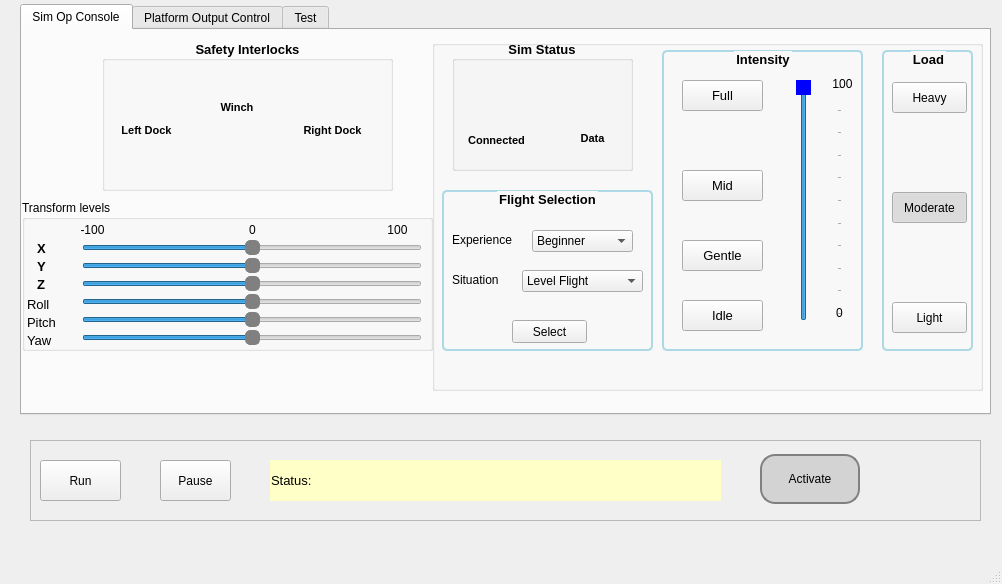
This is SimInterface.ui in michaelmargolis/SimOpConsole as Qt 5 draws it before an edit. The edited form follows.
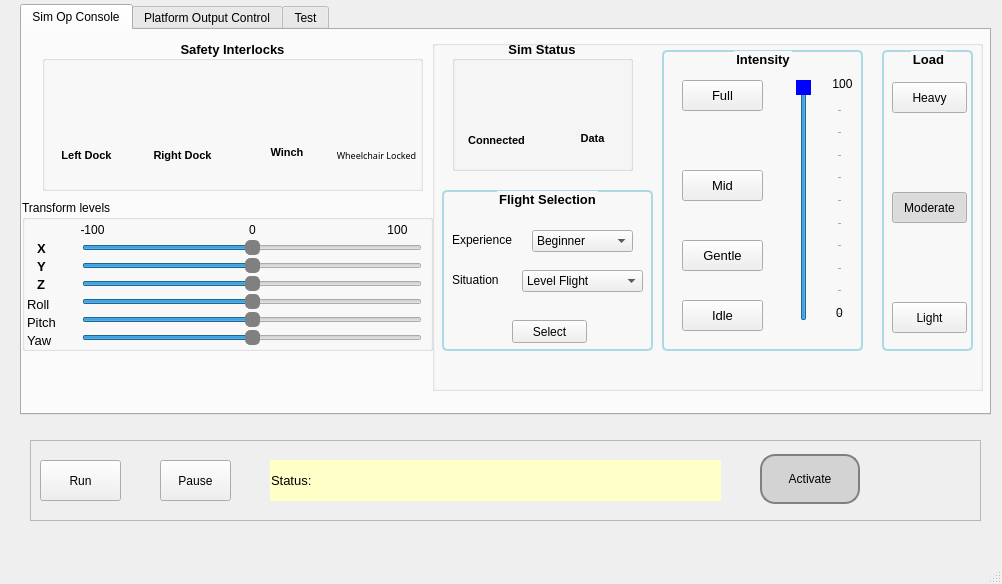
This is the edited form. Icons and pictures are not drawn.

Commit message: Updated UI adding icon for wheelchair lock partial implementation of routines to sselect startup scenario

```diff
--- a/SimInterface.ui
+++ b/SimInterface.ui
@@ -928,9 +928,9 @@
      <widget class="QGroupBox" name="groupBox_2">
       <property name="geometry">
        <rect>
-        <x>80</x>
+        <x>20</x>
         <y>10</y>
-        <width>291</width>
+        <width>381</width>
         <height>151</height>
        </rect>
       </property>
@@ -951,7 +951,7 @@
        <property name="geometry">
         <rect>
          <x>20</x>
-         <y>30</y>
+         <y>40</y>
          <width>50</width>
          <height>50</height>
         </rect>
@@ -970,7 +970,7 @@
        <property name="geometry">
         <rect>
          <x>-1</x>
-         <y>80</y>
+         <y>105</y>
          <width>91</width>
          <height>20</height>
         </rect>
@@ -992,8 +992,8 @@
       <widget class="QLabel" name="ico_right_dock">
        <property name="geometry">
         <rect>
-         <x>210</x>
-         <y>30</y>
+         <x>115</x>
+         <y>40</y>
          <width>50</width>
          <height>50</height>
         </rect>
@@ -1011,8 +1011,8 @@
       <widget class="QLabel" name="label_25">
        <property name="geometry">
         <rect>
-         <x>180</x>
-         <y>80</y>
+         <x>90</x>
+         <y>105</y>
          <width>101</width>
          <height>20</height>
         </rect>
@@ -1034,8 +1034,8 @@
       <widget class="QLabel" name="ico_winch">
        <property name="geometry">
         <rect>
-         <x>110</x>
-         <y>80</y>
+         <x>220</x>
+         <y>40</y>
          <width>50</width>
          <height>50</height>
         </rect>
@@ -1053,8 +1053,8 @@
       <widget class="QLabel" name="label_27">
        <property name="geometry">
         <rect>
-         <x>100</x>
-         <y>60</y>
+         <x>210</x>
+         <y>105</y>
          <width>70</width>
          <height>14</height>
         </rect>
@@ -1073,6 +1073,52 @@
         <set>Qt::AlignCenter</set>
        </property>
       </widget>
+      <widget class="QLabel" name="label_36">
+       <property name="geometry">
+        <rect>
+         <x>289</x>
+         <y>95</y>
+         <width>91</width>
+         <height>41</height>
+        </rect>
+       </property>
+       <property name="font">
+        <font>
+         <family>MS 33558</family>
+         <pointsize>7</pointsize>
+         <weight>50</weight>
+         <bold>false</bold>
+        </font>
+       </property>
+       <property name="text">
+        <string>Wheelchair Locked</string>
+       </property>
+       <property name="alignment">
+        <set>Qt::AlignCenter</set>
+       </property>
+       <property name="wordWrap">
+        <bool>true</bool>
+       </property>
+      </widget>
+      <widget class="QLabel" name="ico_wheelchair_docked">
+       <property name="geometry">
+        <rect>
+         <x>310</x>
+         <y>40</y>
+         <width>50</width>
+         <height>50</height>
+        </rect>
+       </property>
+       <property name="text">
+        <string/>
+       </property>
+       <property name="pixmap">
+        <pixmap>images/ok.png</pixmap>
+       </property>
+       <property name="scaledContents">
+        <bool>true</bool>
+       </property>
+      </widget>
      </widget>
     </widget>
     <widget class="QWidget" name="tab_platform">
```
Left out of the diff: 6 changed lines with no effect on the pictures. The commit also changes 1 other file.
